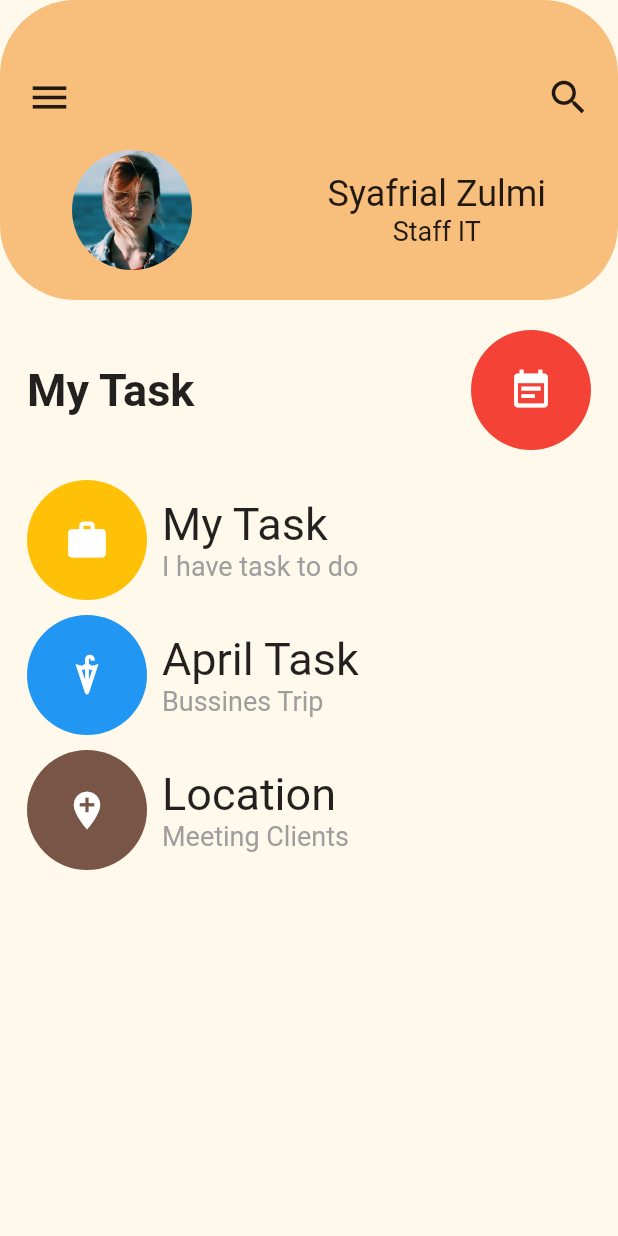
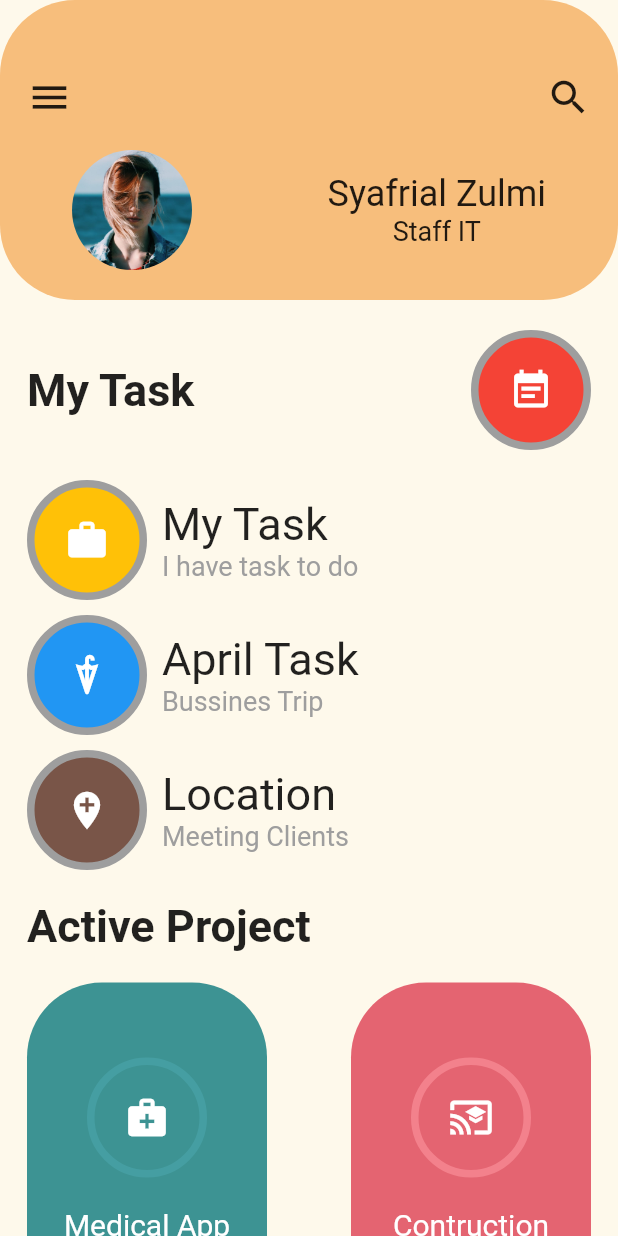
Before and after one commit to syafrialzulmi/flutter_task_management_app, a Flutter app: the screen it shows after launch, on a phone screen of 412 x 824 dp. Run offline on Flutter 3.47's test engine with Material 2 defaults, Android fonts, the light colour scheme and no system bars.

Commit message:
about page

```diff
--- a/lib/about.dart
+++ b/lib/about.dart
@@ -198,6 +198,114 @@ class About extends StatelessWidget {
                           ],
                         )
                       ],
+                    ),
+                    SizedBox(
+                      height: 20,
+                    ),
+                    Row(
+                      children: [
+                        Text(
+                          "Active Project",
+                          style: TextStyle(
+                            fontSize: 30,
+                            fontWeight: FontWeight.bold,
+                          ),
+                        )
+                      ],
+                    ),
+                    SizedBox(
+                      height: 20,
+                    ),
+                    Row(
+                      mainAxisAlignment: MainAxisAlignment.spaceBetween,
+                      children: [
+                        Container(
+                          height: 220,
+                          width: 160,
+                          decoration: BoxDecoration(
+                            borderRadius: BorderRadius.all(Radius.circular(50)),
+                            color: Color(0xff3d9393),
+                          ),
+                          child: Column(
+                            children: [
+                              Padding(
+                                padding: EdgeInsets.only(
+                                    left: 10, right: 10, top: 50),
+                                child: IconContainer(
+                                    borderColor: Color(0xff459ea2),
+                                    bgColor: Color(0xff3d9393),
+                                    index: 4,
+                                    width: 80,
+                                    height: 80,
+                                    size: 30),
+                              ),
+                              SizedBox(
+                                height: 20,
+                              ),
+                              Text(
+                                "Medical App",
+                                style: TextStyle(
+                                  fontSize: 20,
+                                  color: Colors.white,
+                                ),
+                              ),
+                              SizedBox(
+                                height: 5,
+                              ),
+                              Text(
+                                "They make pills",
+                                style: TextStyle(
+                                  fontSize: 14,
+                                  color: Colors.white,
+                                ),
+                              )
+                            ],
+                          ),
+                        ),
+                        Container(
+                          height: 220,
+                          width: 160,
+                          decoration: BoxDecoration(
+                            borderRadius: BorderRadius.all(Radius.circular(50)),
+                            color: Color(0xffe46471),
+                          ),
+                          child: Column(
+                            children: [
+                              Padding(
+                                padding: EdgeInsets.only(
+                                    left: 10, right: 10, top: 50),
+                                child: IconContainer(
+                                    borderColor: Color(0xFFF3818C),
+                                    bgColor: Color(0xffe46471),
+                                    index: 5,
+                                    width: 80,
+                                    height: 80,
+                                    size: 30),
+                              ),
+                              SizedBox(
+                                height: 20,
+                              ),
+                              Text(
+                                "Contruction",
+                                style: TextStyle(
+                                  fontSize: 20,
+                                  color: Colors.white,
+                                ),
+                              ),
+                              SizedBox(
+                                height: 5,
+                              ),
+                              Text(
+                                "Build things",
+                                style: TextStyle(
+                                  fontSize: 14,
+                                  color: Colors.white,
+                                ),
+                              )
+                            ],
+                          ),
+                        ),
+                      ],
                     )
                   ],
                 ),
--- a/lib/icon_container.dart
+++ b/lib/icon_container.dart
@@ -36,6 +36,9 @@ class IconContainer extends StatelessWidget {
       decoration: BoxDecoration(
         color: this.bgColor,
         shape: BoxShape.circle,
+        border: this.borderColor == Colors.transparent
+            ? Border.all(width: 5, color: Colors.transparent)
+            : Border.all(width: 5, color: this.borderColor),
       ),
     );
   }
```
